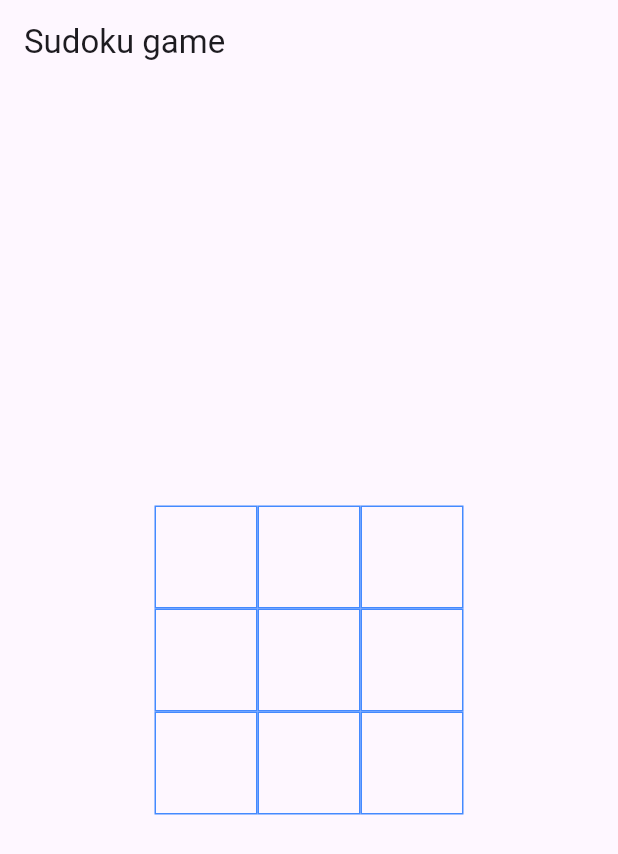
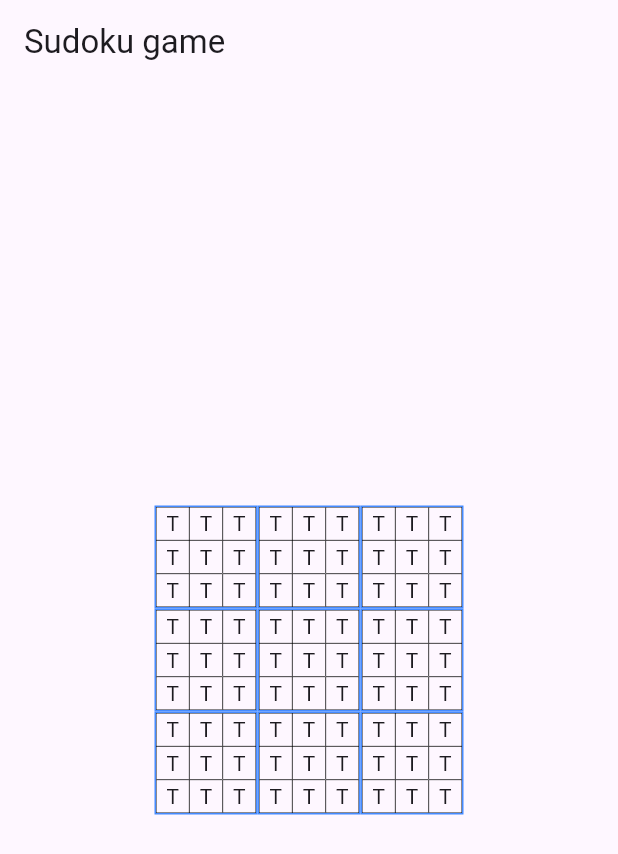
Before and after one commit to AlexandreGARCES/flutter-tp-sudoku, a Flutter app: the screen it shows after launch, on a phone screen of 412 x 824 dp. Shown: the top 854 px of the screen. Run offline on Flutter 3.47's test engine with Material 3 defaults, Android fonts, the phone set to English and light mode, and no system bars.

Commit message:
Resolves 2

```diff
--- a/lib/grid.dart
+++ b/lib/grid.dart
@@ -1,4 +1,5 @@
 import 'package:flutter/material.dart';
+import 'package:sudoku_starter/gridInterne.dart';
 
 class Grid extends StatelessWidget {
   const Grid({super.key});
@@ -17,13 +18,14 @@ class Grid extends StatelessWidget {
           height: boxSize * 3,
           child: GridView.count(
             crossAxisCount: 3,
-            children: List.generate(9, (x) {
+            children: List.generate(9, (index) {
               return Container(
                 width: boxSize,
                 height: boxSize,
                 decoration: BoxDecoration(
-                  border: Border.all(color: Colors.blueAccent),
+                  border: Border.all(color: Colors.blueAccent, width: 1.0),
                 ),
+                child: const GridInterne(),
               );
             }),
           ),
--- /dev/null
+++ b/lib/gridInterne.dart
@@ -0,0 +1,25 @@
+import 'package:flutter/material.dart';
+
+class GridInterne extends StatelessWidget {
+  const GridInterne({super.key});
+
+  @override
+  Widget build(BuildContext context) {
+    final double cellSize = MediaQuery.of(context).size.width / 18;
+
+    return GridView.count(
+      crossAxisCount: 3,
+      padding: EdgeInsets.zero,
+      children: List.generate(9, (index) {
+        return Container(
+          width: cellSize,
+          height: cellSize,
+          decoration: BoxDecoration(
+            border: Border.all(color: Colors.black, width: 0.3),
+          ),
+          child: const Center(child: Text('T')),
+        );
+      }),
+    );
+  }
+}
```
